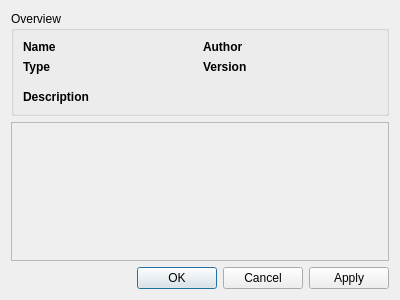
Old version of the form src/Gui/effectsengine/ui/EffectInstanceWidget.ui in the repository luyikei/VLMC.
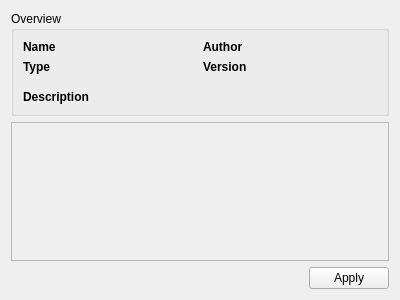
New version of the form. Icons and pictures are not drawn.

Commit message: EffectInstanceWidget: Converting from QDialog to QWidget.

```diff
--- a/src/Gui/effectsengine/ui/EffectInstanceWidget.ui
+++ b/src/Gui/effectsengine/ui/EffectInstanceWidget.ui
@@ -1,7 +1,7 @@
 <?xml version="1.0" encoding="UTF-8"?>
 <ui version="4.0">
  <class>EffectSettingWidget</class>
- <widget class="QDialog" name="EffectSettingWidget">
+ <widget class="QWidget" name="EffectSettingWidget">
   <property name="geometry">
    <rect>
     <x>0</x>
@@ -168,14 +168,35 @@
     </widget>
    </item>
    <item>
-    <widget class="QDialogButtonBox" name="buttons">
-     <property name="orientation">
-      <enum>Qt::Horizontal</enum>
+    <layout class="QHBoxLayout" name="horizontalLayout">
+     <property name="topMargin">
+      <number>0</number>
      </property>
-     <property name="standardButtons">
-      <set>QDialogButtonBox::Apply|QDialogButtonBox::Cancel|QDialogButtonBox::Ok</set>
-     </property>
-    </widget>
+     <item>
+      <spacer name="horizontalSpacer">
+       <property name="orientation">
+        <enum>Qt::Horizontal</enum>
+       </property>
+       <property name="sizeHint" stdset="0">
+        <size>
+         <width>40</width>
+         <height>20</height>
+        </size>
+       </property>
+      </spacer>
+     </item>
+     <item>
+      <widget class="QPushButton" name="applyButton">
+       <property name="text">
+        <string>Apply</string>
+       </property>
+       <property name="icon">
+        <iconset resource="../../../../resources.qrc">
+         <normaloff>:/images/ok</normaloff>:/images/ok</iconset>
+       </property>
+      </widget>
+     </item>
+    </layout>
    </item>
   </layout>
  </widget>
```
Left out of the diff: 41 changed lines with no effect on the pictures. The commit also changes 2 other files.
